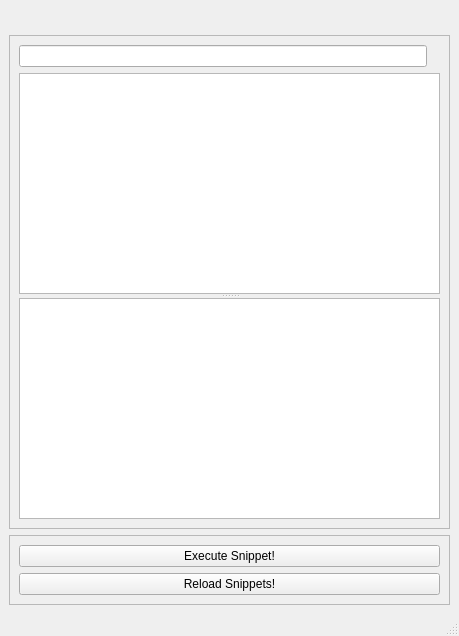
The window that src/maya/snippets/resources/Loader.ui (KelSolaar/Snippets) describes before a commit, drawn with Qt 5.
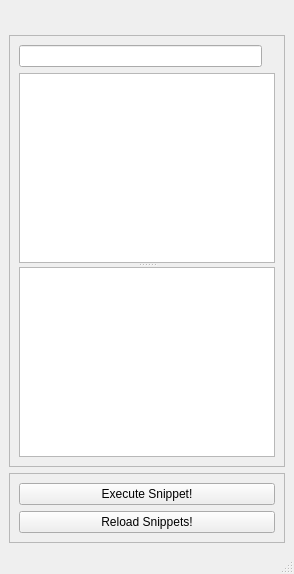
The same window after the commit.

Commit message: Continue MVC related refactoring.

Patch:
```diff
--- a/src/maya/snippets/resources/Loader.ui
+++ b/src/maya/snippets/resources/Loader.ui
@@ -2,14 +2,6 @@
 <ui version="4.0">
  <class>Loader_MainWindow</class>
  <widget class="QMainWindow" name="Loader_MainWindow">
-  <property name="geometry">
-   <rect>
-    <x>0</x>
-    <y>0</y>
-    <width>459</width>
-    <height>636</height>
-   </rect>
-  </property>
   <property name="windowTitle">
    <string>Snippets Loader</string>
   </property>
```
The commit also changes 2 other files.
